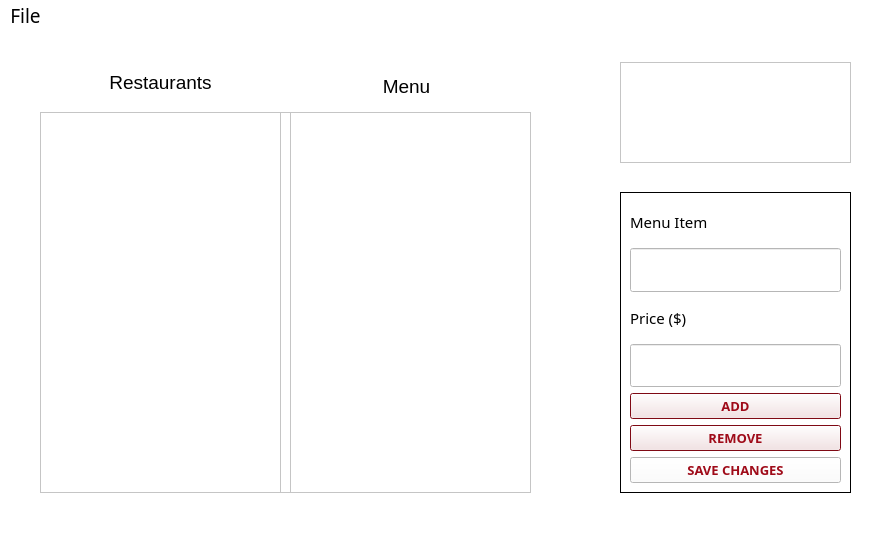
Before: the Qt Designer form debugmenu.ui in DannyCamacho/SaddlebackEats, drawn with Qt 5.
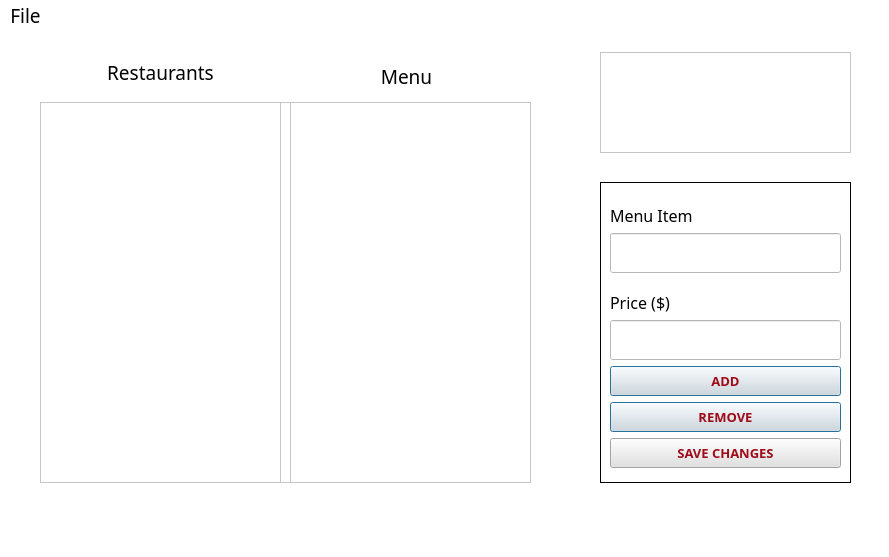
After: the same form once the commit is applied. Icons and pictures are not drawn.

The edit to the form file:
```diff
--- a/debugmenu.ui
+++ b/debugmenu.ui
@@ -10,6 +10,11 @@
     <height>557</height>
    </rect>
   </property>
+  <property name="font">
+   <font>
+    <family>Bahnschrift</family>
+   </font>
+  </property>
   <property name="windowTitle">
    <string>Administrative Debug Menu</string>
   </property>
@@ -24,13 +29,16 @@
    <string notr="true">background-color: rgb(255, 255, 255);
 color: rgb(0, 0, 0);</string>
   </property>
+  <property name="tabShape">
+   <enum>QTabWidget::Rounded</enum>
+  </property>
   <widget class="QWidget" name="centralwidget">
    <widget class="QFrame" name="frame_2">
     <property name="geometry">
      <rect>
-      <x>620</x>
-      <y>30</y>
-      <width>231</width>
+      <x>600</x>
+      <y>20</y>
+      <width>251</width>
       <height>101</height>
      </rect>
     </property>
@@ -48,7 +56,7 @@
     <property name="geometry">
      <rect>
       <x>40</x>
-      <y>80</y>
+      <y>70</y>
       <width>491</width>
       <height>381</height>
      </rect>
@@ -76,6 +84,7 @@
      </property>
      <property name="font">
       <font>
+       <family>Bahnschrift</family>
        <pointsize>11</pointsize>
       </font>
      </property>
@@ -146,6 +155,7 @@
      </property>
      <property name="font">
       <font>
+       <family>Bahnschrift</family>
        <pointsize>11</pointsize>
       </font>
      </property>
@@ -202,7 +212,7 @@
     <property name="geometry">
      <rect>
       <x>40</x>
-      <y>30</y>
+      <y>20</y>
       <width>491</width>
       <height>41</height>
      </rect>
@@ -224,6 +234,7 @@
      </property>
      <property name="font">
       <font>
+       <family>Bahnschrift</family>
        <pointsize>14</pointsize>
       </font>
      </property>
@@ -249,6 +260,7 @@
      </property>
      <property name="font">
       <font>
+       <family>Bahnschrift</family>
        <pointsize>14</pointsize>
       </font>
      </property>
@@ -267,9 +279,9 @@
    <widget class="QFrame" name="frame_4">
     <property name="geometry">
      <rect>
-      <x>620</x>
-      <y>160</y>
-      <width>231</width>
+      <x>600</x>
+      <y>150</y>
+      <width>251</width>
       <height>301</height>
      </rect>
     </property>
@@ -288,7 +300,7 @@
       <rect>
        <x>10</x>
        <y>10</y>
-       <width>211</width>
+       <width>231</width>
        <height>281</height>
       </rect>
      </property>
@@ -298,13 +310,13 @@
         <property name="maximumSize">
          <size>
           <width>16777215</width>
-          <height>40</height>
+          <height>35</height>
          </size>
         </property>
         <property name="font">
          <font>
           <family>Bahnschrift</family>
-          <pointsize>11</pointsize>
+          <pointsize>12</pointsize>
          </font>
         </property>
         <property name="styleSheet">
@@ -317,6 +329,9 @@
         <property name="text">
          <string>Menu Item</string>
         </property>
+        <property name="alignment">
+         <set>Qt::AlignBottom|Qt::AlignLeading|Qt::AlignLeft</set>
+        </property>
        </widget>
       </item>
       <item>
@@ -324,7 +339,7 @@
         <property name="maximumSize">
          <size>
           <width>16777215</width>
-          <height>50</height>
+          <height>40</height>
          </size>
         </property>
         <property name="font">
@@ -335,10 +350,10 @@
         </property>
         <property name="styleSheet">
          <string notr="true">background-color: rgb(255, 255, 255);
-color: rgb(0, 0, 0);
-alternate-background-color: rgb(225, 225, 225);
 selection-background-color: rgb(159, 11, 25);
-selection-color: rgb(0, 0, 0);</string>
+selection-color: rgb(0, 0, 0);
+selection-background-color: rgb(225, 225, 225);
+</string>
         </property>
        </widget>
       </item>
@@ -347,13 +362,13 @@
         <property name="maximumSize">
          <size>
           <width>16777215</width>
-          <height>40</height>
+          <height>35</height>
          </size>
         </property>
         <property name="font">
          <font>
           <family>Bahnschrift</family>
-          <pointsize>11</pointsize>
+          <pointsize>12</pointsize>
          </font>
         </property>
         <property name="styleSheet">
@@ -366,6 +381,9 @@
         <property name="text">
          <string>Price ($)</string>
         </property>
+        <property name="alignment">
+         <set>Qt::AlignBottom|Qt::AlignLeading|Qt::AlignLeft</set>
+        </property>
        </widget>
       </item>
       <item>
@@ -373,7 +391,7 @@
         <property name="maximumSize">
          <size>
           <width>16777215</width>
-          <height>50</height>
+          <height>40</height>
          </size>
         </property>
         <property name="font">
@@ -384,15 +402,24 @@
         </property>
         <property name="styleSheet">
          <string notr="true">background-color: rgb(255, 255, 255);
-color: rgb(0, 0, 0);
-alternate-background-color: rgb(225, 225, 225);
 selection-background-color: rgb(159, 11, 25);
-selection-color: rgb(0, 0, 0);</string>
+selection-color: rgb(0, 0, 0);
+selection-background-color: rgb(225, 225, 225);
+</string>
+        </property>
+        <property name="inputMethodHints">
+         <set>Qt::ImhDigitsOnly</set>
         </property>
        </widget>
       </item>
       <item>
        <widget class="QPushButton" name="addButton">
+        <property name="maximumSize">
+         <size>
+          <width>16777215</width>
+          <height>30</height>
+         </size>
+        </property>
         <property name="font">
          <font>
           <family>Segoe UI Semibold</family>
@@ -402,11 +429,8 @@
          </font>
         </property>
         <property name="styleSheet">
-         <string notr="true">background-color: rgb(255, 255, 255);
-color: rgb(159, 11, 25);
-alternate-background-color: rgb(225, 225, 225);
-selection-background-color: rgb(159, 11, 25);
-selection-color: rgb(0, 0, 0);</string>
+         <string notr="true">background-color: rgb(225, 225, 225);
+color: rgb(159, 11, 25);</string>
         </property>
         <property name="text">
          <string>ADD</string>
@@ -427,6 +451,12 @@
       </item>
       <item>
        <widget class="QPushButton" name="removeButton">
+        <property name="maximumSize">
+         <size>
+          <width>16777215</width>
+          <height>30</height>
+         </size>
+        </property>
         <property name="font">
          <font>
           <family>Segoe UI Semibold</family>
@@ -436,11 +466,8 @@
          </font>
         </property>
         <property name="styleSheet">
-         <string notr="true">background-color: rgb(255, 255, 255);
-color: rgb(159, 11, 25);
-alternate-background-color: rgb(225, 225, 225);
-selection-background-color: rgb(159, 11, 25);
-selection-color: rgb(0, 0, 0);</string>
+         <string notr="true">background-color: rgb(225, 225, 225);
+color: rgb(159, 11, 25);</string>
         </property>
         <property name="text">
          <string>REMOVE</string>
@@ -455,6 +482,12 @@
       </item>
       <item>
        <widget class="QPushButton" name="editButton">
+        <property name="maximumSize">
+         <size>
+          <width>16777215</width>
+          <height>30</height>
+         </size>
+        </property>
         <property name="font">
          <font>
           <family>Segoe UI Semibold</family>
@@ -464,11 +497,8 @@
          </font>
         </property>
         <property name="styleSheet">
-         <string notr="true">background-color: rgb(255, 255, 255);
-color: rgb(159, 11, 25);
-alternate-background-color: rgb(225, 225, 225);
-selection-background-color: rgb(159, 11, 25);
-selection-color: rgb(0, 0, 0);</string>
+         <string notr="true">background-color: rgb(225, 225, 225);
+color: rgb(159, 11, 25);</string>
         </property>
         <property name="text">
          <string>SAVE CHANGES</string>
```
Left out of the diff: 9 changed lines with no effect on the pictures.
